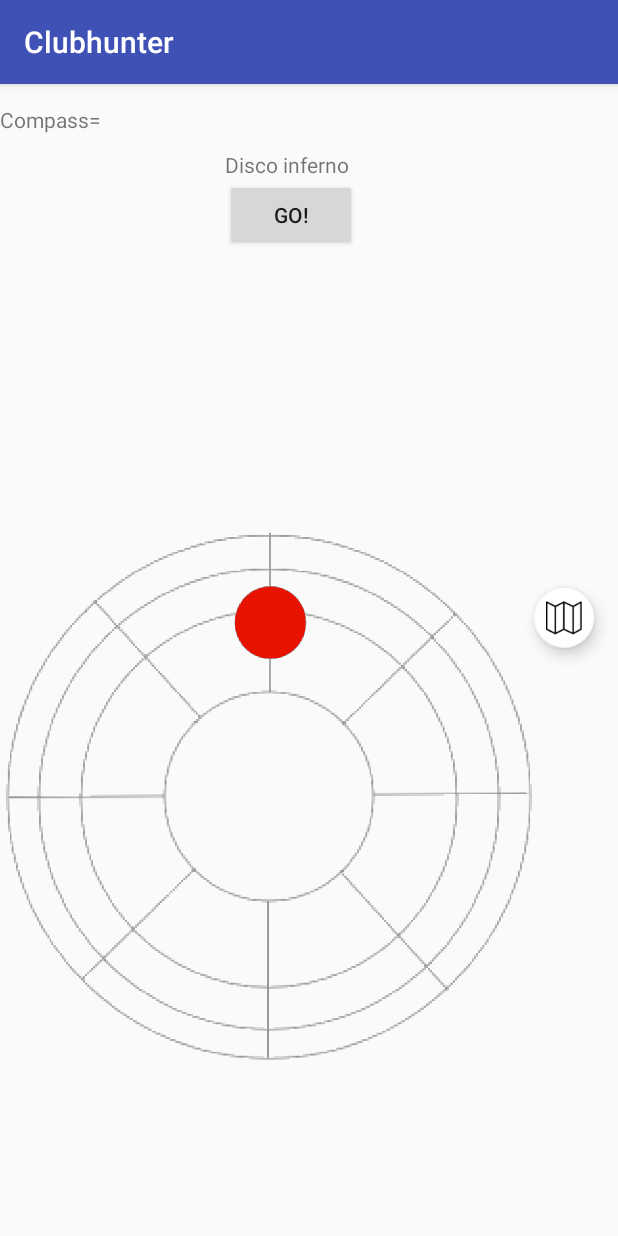
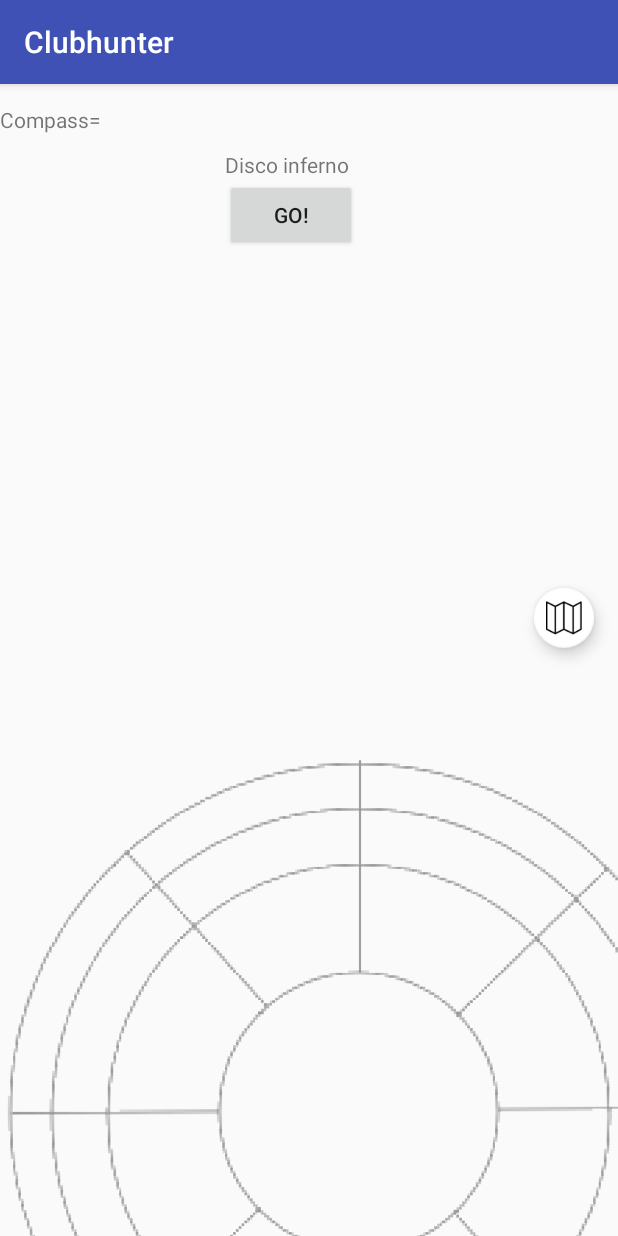
Before and after one commit to juntoalmar/ClubHunting, an Android app: the screen it shows after launch (RadarActivity), after a tap on "Radar", on a phone screen of 412 x 824 dp. Run offline under Robolectric (Android 15) with nearby library versions, the phone set to English and light mode, and no system bars; 1 statement that could not run was skipped.

Commit message:
Radar bubbles from map (with size)

```diff
--- a/app/src/main/java/se/kth/mobdev/clubhunting/MapsActivity.java
+++ b/app/src/main/java/se/kth/mobdev/clubhunting/MapsActivity.java
@@ -33,6 +33,11 @@ public class MapsActivity extends FragmentActivity implements GoogleMap.OnMarker
     public static Club[] clubs;
     private Club closest;
     private MediaPlayer mp;
+
+    //Stockholm location
+    public static Double stkLat = 59.3257;
+    public static Double stkLong = 18.065;
+
 
     @Override
     protected void onCreate(Bundle savedInstanceState) {
@@ -82,6 +87,8 @@ public class MapsActivity extends FragmentActivity implements GoogleMap.OnMarker
         public void radarClick(View v) {
 
 
+        //TODO: add 10 closest clubs and send to radar
+
 
         if(closest!=null) {
             if (closest.mp.isPlaying())
@@ -110,9 +117,6 @@ public class MapsActivity extends FragmentActivity implements GoogleMap.OnMarker
     public void onMapReady(GoogleMap googleMap) {
         mMap = googleMap;
 
-        //Stockholm location
-        Double stkLat = 59.3257;
-        Double stkLong = 18.065;
 
         //TODO: get clubs from JSON
 
--- a/app/src/main/res/layout/activity_radar.xml
+++ b/app/src/main/res/layout/activity_radar.xml
@@ -68,9 +68,9 @@
 
     <RelativeLayout
         android:id="@+id/layoutRadar"
-        android:layout_width="360dp"
-        android:layout_height="360dp"
-        android:layout_marginTop="350dp"
+        android:layout_width="720px"
+        android:layout_height="720px"
+        android:layout_marginTop="750px"
         android:orientation="vertical">
 
         <ImageView
@@ -79,13 +79,7 @@
             android:layout_height="wrap_content"
             app:srcCompat="@drawable/radar" />
 
-        <ImageView
-            android:id="@+id/bubble1"
-            android:layout_width="50dp"
-            android:layout_height="50dp"
-            android:layout_marginLeft="155dp"
-            android:layout_marginTop="40dp"
-            app:srcCompat="@drawable/bubble_red" />
+
 
 
     </RelativeLayout>
```
Also changed, not shown: app/src/main/java/se/kth/mobdev/clubhunting/RadarActivity.java (+60 -0 lines).
